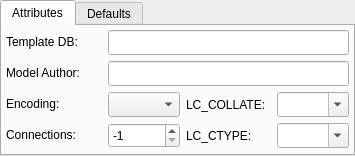
Above: libpgmodeler_ui/ui/databasewidget.ui from pgmodeler/pgmodeler before the change. Below: the same form after it.
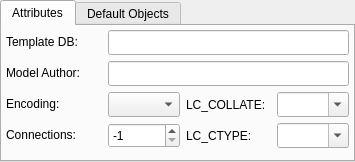
That is the form after the change.

Commit message:
Improvement on database model default objects usage.
Fixed a bug when renaming objects and invalidating their references.

Fixed a bug on schema parser when conveting chars to xml entities.

```diff
--- a/libpgmodeler_ui/ui/databasewidget.ui
+++ b/libpgmodeler_ui/ui/databasewidget.ui
@@ -7,7 +7,7 @@
     <x>0</x>
     <y>0</y>
     <width>355</width>
-    <height>156</height>
+    <height>162</height>
    </rect>
   </property>
   <property name="minimumSize">
@@ -281,7 +281,7 @@
      </widget>
      <widget class="QWidget" name="tab_2">
       <attribute name="title">
-       <string>Defaults</string>
+       <string>Default Objects</string>
       </attribute>
       <layout class="QGridLayout" name="gridLayout_2">
        <property name="leftMargin">
```
The commit also changes 11 other files.
